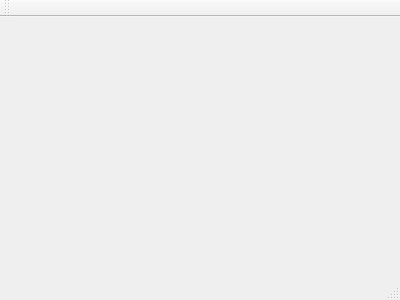
Above: CPI-UI/mainwindow.ui from madmilla/THO78-Roborescue before the change. Below: the same form after it.
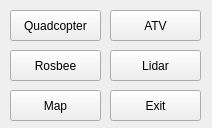
That is the form after the change.

Diff of the .ui file:
```diff
--- a/CPI-UI/mainwindow.ui
+++ b/CPI-UI/mainwindow.ui
@@ -1,24 +1,99 @@
 <ui version="4.0">
  <class>MainWindow</class>
- <widget class="QMainWindow" name="MainWindow" >
-  <property name="geometry" >
+ <widget class="QMainWindow" name="MainWindow">
+  <property name="geometry">
    <rect>
     <x>0</x>
     <y>0</y>
-    <width>400</width>
-    <height>300</height>
+    <width>212</width>
+    <height>128</height>
    </rect>
   </property>
   <property name="windowTitle" >
    <string>MainWindow</string>
   </property>
-  <widget class="QMenuBar" name="menuBar" />
-  <widget class="QToolBar" name="mainToolBar" />
-  <widget class="QWidget" name="centralWidget" />
-  <widget class="QStatusBar" name="statusBar" />
+  <widget class="QWidget" name="centralWidget">
+   <widget class="QPushButton" name="QuadButton">
+    <property name="geometry">
+     <rect>
+      <x>10</x>
+      <y>10</y>
+      <width>91</width>
+      <height>31</height>
+     </rect>
+    </property>
+    <property name="text">
+     <string>Quadcopter</string>
+    </property>
+   </widget>
+   <widget class="QPushButton" name="ATVButton">
+    <property name="geometry">
+     <rect>
+      <x>110</x>
+      <y>10</y>
+      <width>91</width>
+      <height>31</height>
+     </rect>
+    </property>
+    <property name="text">
+     <string>ATV</string>
+    </property>
+   </widget>
+   <widget class="QPushButton" name="RosbeeButton">
+    <property name="geometry">
+     <rect>
+      <x>10</x>
+      <y>50</y>
+      <width>91</width>
+      <height>31</height>
+     </rect>
+    </property>
+    <property name="text">
+     <string>Rosbee</string>
+    </property>
+   </widget>
+   <widget class="QPushButton" name="LidarButton">
+    <property name="geometry">
+     <rect>
+      <x>110</x>
+      <y>50</y>
+      <width>91</width>
+      <height>31</height>
+     </rect>
+    </property>
+    <property name="text">
+     <string>Lidar</string>
+    </property>
+   </widget>
+   <widget class="QPushButton" name="MapButton">
+    <property name="geometry">
+     <rect>
+      <x>10</x>
+      <y>90</y>
+      <width>91</width>
+      <height>31</height>
+     </rect>
+    </property>
+    <property name="text">
+     <string>Map</string>
+    </property>
+   </widget>
+   <widget class="QPushButton" name="ExitButton">
+    <property name="geometry">
+     <rect>
+      <x>110</x>
+      <y>90</y>
+      <width>91</width>
+      <height>31</height>
+     </rect>
+    </property>
+    <property name="text">
+     <string>Exit</string>
+    </property>
+   </widget>
+  </widget>
  </widget>
- <layoutDefault spacing="6" margin="11" />
- <pixmapfunction></pixmapfunction>
+ <layoutdefault spacing="6" margin="11"/>
  <resources/>
  <connections/>
 </ui>
```
Left out of the diff: 3 changed lines with no effect on the pictures.
